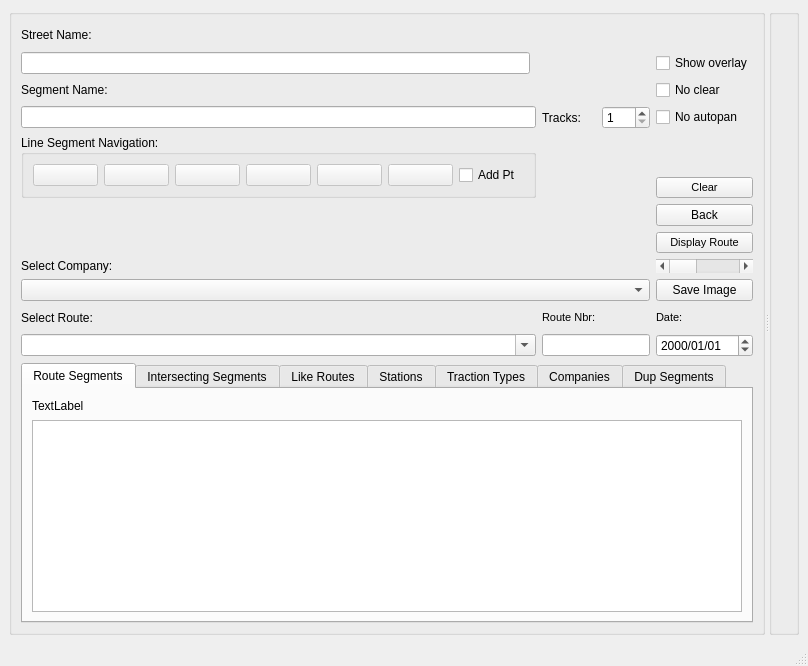
This is mapper_app/ui/mainwindow.ui in allenck/mapper as Qt 5 draws it before an edit. The edited form follows.
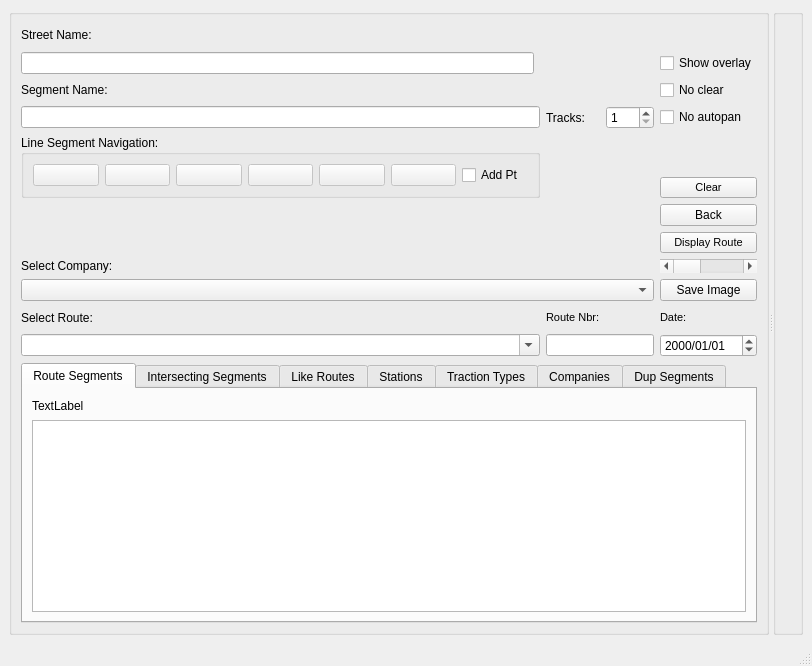
This is the edited form. Icons and pictures are not drawn. Custom widgets are drawn as their Qt base class.

Patch:
```diff
--- a/mapper_app/ui/mainwindow.ui
+++ b/mapper_app/ui/mainwindow.ui
@@ -6,7 +6,7 @@
    <rect>
     <x>0</x>
     <y>0</y>
-    <width>808</width>
+    <width>812</width>
     <height>666</height>
    </rect>
   </property>
```
Left out of the diff: 4 changed lines with no effect on the pictures.
